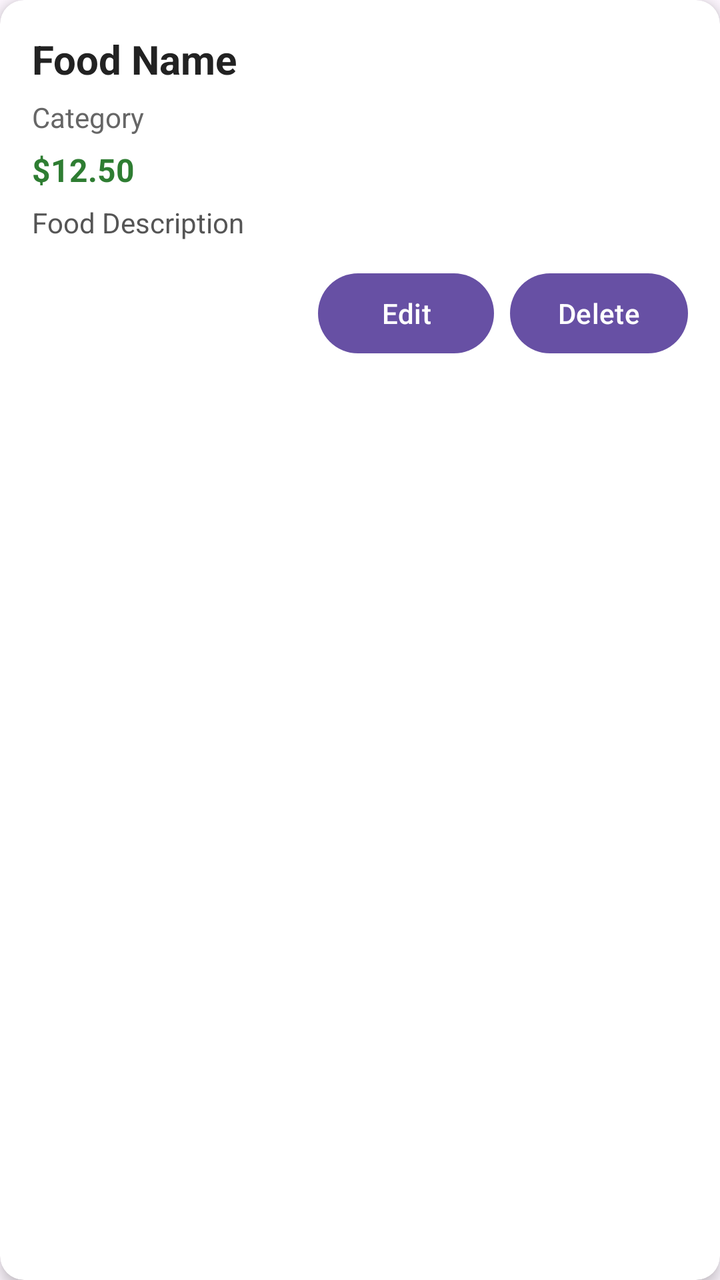
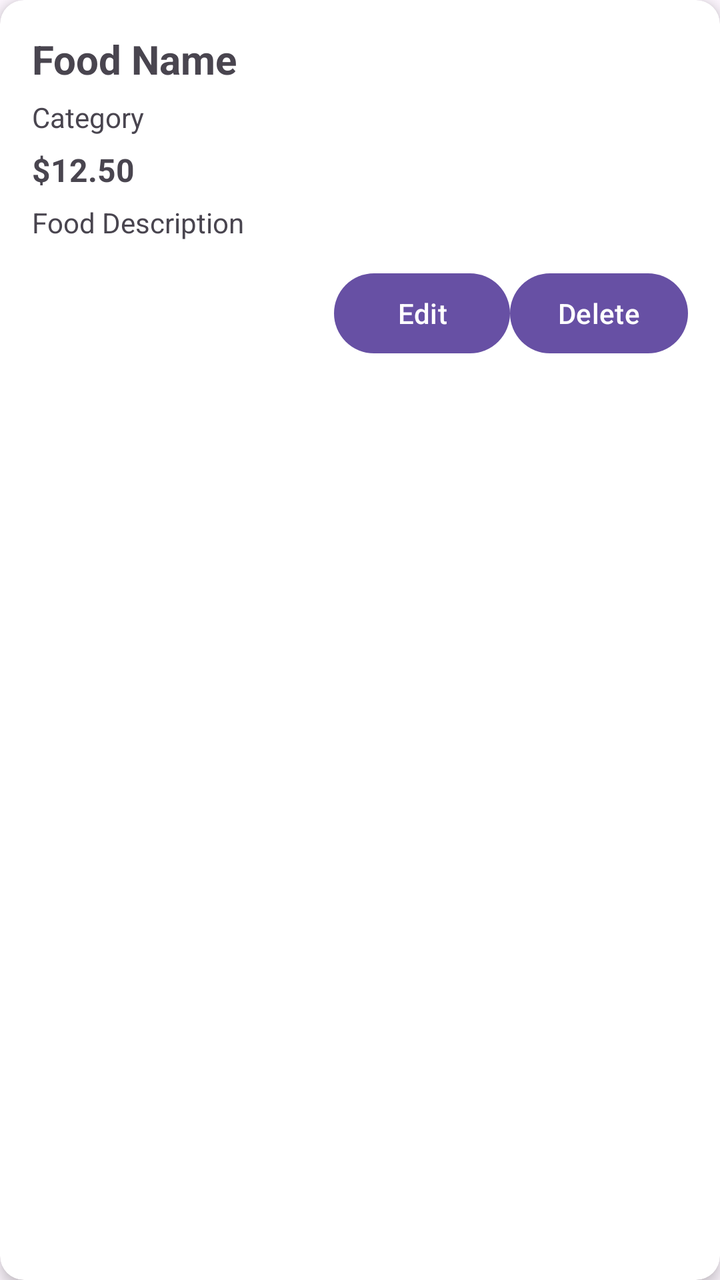

Before-and-after screenshots of an Android layout around one commit, followed by the original layout XML and the change that was made.
<!-- AndroidManifest.xml: application theme Theme.Assessment2 -->
<!-- res/layout/ea_food_item.xml -->
<?xml version="1.0" encoding="utf-8"?>
<androidx.cardview.widget.CardView xmlns:android="http://schemas.android.com/apk/res/android"
    xmlns:app="http://schemas.android.com/apk/res-auto"
    android:layout_width="match_parent"
    android:layout_height="wrap_content"
    android:layout_margin="8dp"
    app:cardCornerRadius="12dp"
    app:cardElevation="4dp">

    <LinearLayout
        android:layout_width="match_parent"
        android:layout_height="wrap_content"
        android:orientation="vertical"
        android:padding="16dp">

        <TextView
            android:id="@+id/tv_foodName"
            android:layout_width="match_parent"
            android:layout_height="wrap_content"
            android:text="Food Name"
            android:textSize="20sp"
            android:textStyle="bold"
            android:textColor="#222222" />

        <TextView
            android:id="@+id/tv_foodCategory"
            android:layout_width="match_parent"
            android:layout_height="wrap_content"
            android:layout_marginTop="6dp"
            android:text="Category"
            android:textSize="14sp"
            android:textColor="#666666" />

        <TextView
            android:id="@+id/tv_foodPrice"
            android:layout_width="match_parent"
            android:layout_height="wrap_content"
            android:layout_marginTop="6dp"
            android:text="$12.50"
            android:textSize="16sp"
            android:textStyle="bold"
            android:textColor="#2E7D32" />

        <TextView
            android:id="@+id/tv_foodDescription"
            android:layout_width="match_parent"
            android:layout_height="wrap_content"
            android:layout_marginTop="6dp"
            android:text="Food Description"
            android:textSize="14sp"
            android:textColor="#555555" />

        <LinearLayout
            android:layout_width="match_parent"
            android:layout_height="wrap_content"
            android:layout_marginTop="12dp"
            android:orientation="horizontal"
            android:gravity="end">

            <Button
                android:id="@+id/btn_edit"
                android:layout_width="wrap_content"
                android:layout_height="wrap_content"
                android:text="Edit"
                android:layout_marginEnd="8dp" />

            <Button
                android:id="@+id/btn_delete"
                android:layout_width="wrap_content"
                android:layout_height="wrap_content"
                android:text="Delete" />

        </LinearLayout>

    </LinearLayout>

</androidx.cardview.widget.CardView>
<!-- resources referenced by this layout -->
<resources>
  <style name="Theme.Assessment2" parent="Base.Theme.Assessment2" />
  <style name="Base.Theme.Assessment2" parent="Theme.Material3.DayNight.NoActionBar">
          
          
      </style>
</resources>

<!-- the commit's change to res/layout/ea_food_item.xml (unified diff, before → after) -->
@@ -19,8 +19,7 @@
             android:layout_height="wrap_content"
             android:text="Food Name"
             android:textSize="20sp"
-            android:textStyle="bold"
-            android:textColor="#222222" />
+            android:textStyle="bold"/>
 
         <TextView
             android:id="@+id/tv_foodCategory"
@@ -28,8 +27,7 @@
             android:layout_height="wrap_content"
             android:layout_marginTop="6dp"
             android:text="Category"
-            android:textSize="14sp"
-            android:textColor="#666666" />
+            android:textSize="14sp"/>
 
         <TextView
             android:id="@+id/tv_foodPrice"
@@ -38,8 +36,7 @@
             android:layout_marginTop="6dp"
             android:text="$12.50"
             android:textSize="16sp"
-            android:textStyle="bold"
-            android:textColor="#2E7D32" />
+            android:textStyle="bold"/>
 
         <TextView
             android:id="@+id/tv_foodDescription"
@@ -47,8 +44,7 @@
             android:layout_height="wrap_content"
             android:layout_marginTop="6dp"
             android:text="Food Description"
-            android:textSize="14sp"
-            android:textColor="#555555" />
+            android:textSize="14sp"/>
 
         <LinearLayout
             android:layout_width="match_parent"
@@ -61,14 +57,13 @@
                 android:id="@+id/btn_edit"
                 android:layout_width="wrap_content"
                 android:layout_height="wrap_content"
-                android:text="Edit"
-                android:layout_marginEnd="8dp" />
+                android:text="Edit"/>
 
             <Button
                 android:id="@+id/btn_delete"
                 android:layout_width="wrap_content"
                 android:layout_height="wrap_content"
-                android:text="Delete" />
+                android:text="Delete"/>
 
         </LinearLayout>
 
